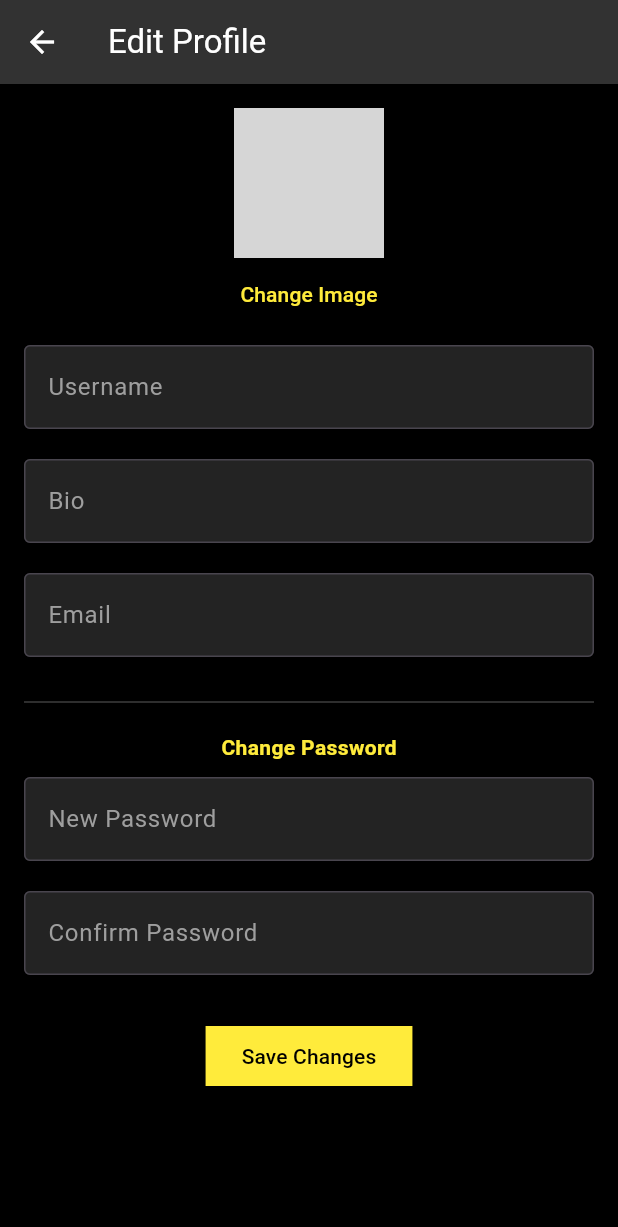
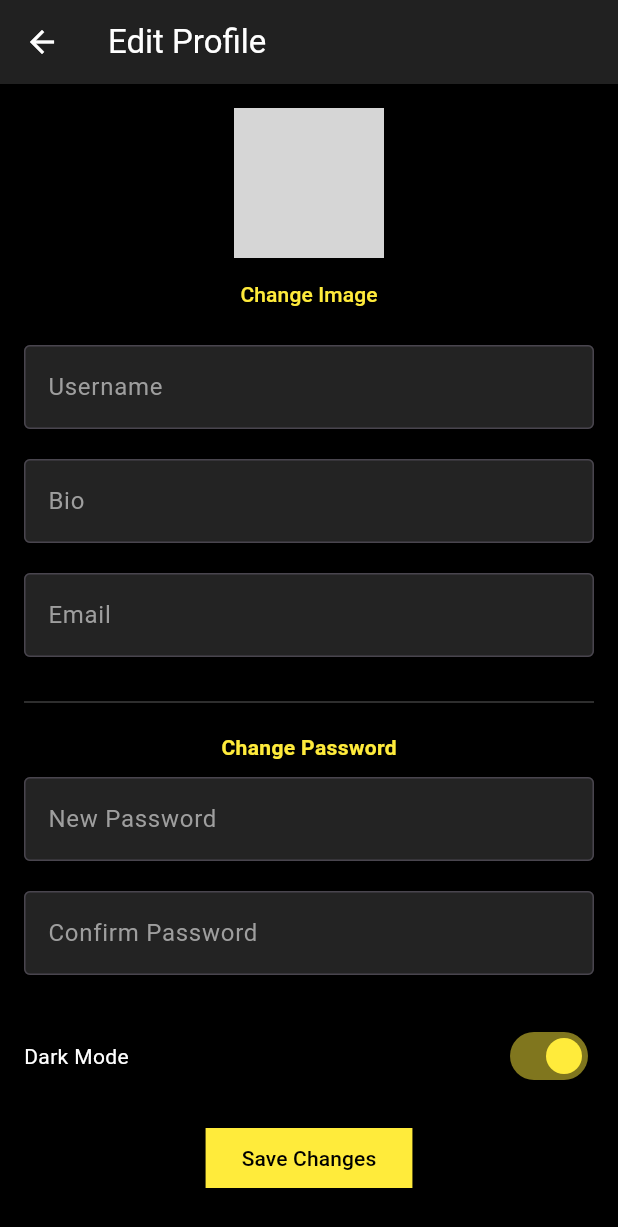
Before and after one commit to alperendemirezen/CineNote, a Flutter app: the ProfilePage screen opened directly, after a tap on the "edit" icon, on a phone screen of 412 x 824 dp. Shown: the top 1227 px of the screen. Run offline on Flutter 3.47's test engine with Material 3 defaults, Android fonts, the phone set to English and light mode, and no system bars; our stand-ins replace cloud_firestore, firebase_auth, firebase_core; accounts and stored records are empty; network calls fail; grey boxes are pictures that could not be loaded.

Commit message:
Dark/Light Theme

```diff
--- a/lib/profile_page.dart
+++ b/lib/profile_page.dart
@@ -2,6 +2,7 @@ import 'package:cloud_firestore/cloud_firestore.dart';
 import 'package:firebase_auth/firebase_auth.dart';
 import 'package:flutter/material.dart';
 import 'details_page.dart';
+import 'theme.dart';
 
 class ProfilePage extends StatefulWidget {
   const ProfilePage({super.key});
@@ -86,7 +87,7 @@ class _ProfilePageState extends State<ProfilePage> {
             margin: const EdgeInsets.symmetric(vertical: 8),
             padding: const EdgeInsets.all(12),
             decoration: BoxDecoration(
-              color: Colors.grey[850],
+              color: isDarkMode ? Colors.grey[850] : Color.fromARGB(50, 255, 235, 59),
               borderRadius: BorderRadius.circular(10),
             ),
             child: Column(
@@ -94,17 +95,17 @@ class _ProfilePageState extends State<ProfilePage> {
               children: [
                 Text(
                   rating['movieTitle'] ?? 'Untitled',
-                  style: const TextStyle(color: Colors.yellow, fontWeight: FontWeight.bold),
+                  style: TextStyle(color: isDarkMode ? Colors.yellow : Colors.black, fontWeight: FontWeight.bold),
                 ),
                 if ((rating['comment'] ?? '').isNotEmpty)
                   Padding(
                     padding: const EdgeInsets.only(top: 4),
-                    child: Text(rating['comment'], style: TextStyle(color: Colors.white)),
+                    child: Text(rating['comment'], style: TextStyle(color: isDarkMode ? Colors.white : Colors.black)),
                   ),
                 if ((rating['note'] ?? '').isNotEmpty)
                   Padding(
                     padding: const EdgeInsets.only(top: 4),
-                    child: Text("Note: ${rating['note']}", style: TextStyle(color: Colors.white70)),
+                    child: Text("Note: ${rating['note']}", style: TextStyle(color: isDarkMode ? Colors.white70: Colors.grey[850])),
                   ),
                 Row(
                   children: List.generate(5, (index) {
@@ -185,7 +186,7 @@ class _ProfilePageState extends State<ProfilePage> {
                   const SizedBox(height: 6),
                   Text(
                     item['title'] ?? 'Untitled',
-                    style: const TextStyle(color: Colors.white),
+                    style: TextStyle(color: isDarkMode ? Colors.white : Colors.black),
                     textAlign: TextAlign.center,
                     maxLines: 2,
                     overflow: TextOverflow.ellipsis,
@@ -206,11 +207,11 @@ class _ProfilePageState extends State<ProfilePage> {
         : const AssetImage("assets/default_avatar.png") as ImageProvider;
 
     return Scaffold(
-      backgroundColor: Colors.black,
+      backgroundColor: isDarkMode ? Colors.black : Colors.white,
       appBar: AppBar(
-        title: const Text("Profile", style: TextStyle(color: Colors.white)),
-        backgroundColor: Colors.grey[850],
-        iconTheme: const IconThemeData(color: Colors.white),
+        title: Text("Profile", style: TextStyle(color: isDarkMode ? Colors.white : Colors.black)),
+        backgroundColor: isDarkMode ? Colors.grey[850] : Colors.yellow,
+        iconTheme: IconThemeData(color: isDarkMode ? Colors.white : Colors.black),
       ),
       body: Padding(
         padding: const EdgeInsets.all(16),
@@ -225,9 +226,9 @@ class _ProfilePageState extends State<ProfilePage> {
                     child: Column(
                       crossAxisAlignment: CrossAxisAlignment.start,
                       children: [
-                        Text(username, style: const TextStyle(fontSize: 20, color: Colors.white, fontWeight: FontWeight.bold)),
+                        Text(username, style: TextStyle(fontSize: 20, color: isDarkMode ? Colors.white : Colors.black, fontWeight: FontWeight.bold)),
                         Text("Joined: $joinedDate", style: const TextStyle(color: Colors.grey)),
-                        if (bio.isNotEmpty) Text(bio, style: const TextStyle(color: Colors.white70)),
+                        if (bio.isNotEmpty) Text(bio, style: TextStyle(color: isDarkMode ? Colors.white70 : Colors.black)),
                       ],
                     ),
                   ),
@@ -250,8 +251,8 @@ class _ProfilePageState extends State<ProfilePage> {
                 ],
               ),
               const SizedBox(height: 30),
-              const Divider(color: Colors.white24),
-              const Text("Your Ratings", style: TextStyle(color: Colors.yellow)),
+              Divider(color: isDarkMode ? Colors.white24 : Colors.grey),
+              Text("Your Ratings", style: TextStyle(color: isDarkMode ? Colors.yellow : Colors.black)),
               const SizedBox(height: 10),
               SizedBox(
                 height: 300,
@@ -261,8 +262,8 @@ class _ProfilePageState extends State<ProfilePage> {
               ),
               const SizedBox(height: 20),
 
-              const Divider(color: Colors.white24),
-              const Text("Your Favorites", style: TextStyle(color: Colors.yellow)),
+              Divider(color: isDarkMode ? Colors.white24 : Colors.grey),
+              Text("Your Favorites", style: TextStyle(color: isDarkMode ? Colors.yellow : Colors.black)),
               const SizedBox(height: 10),
               buildFavoritesList(),
               const SizedBox(height: 30),
@@ -353,8 +354,8 @@ class _EditProfilePageState extends State<EditProfilePage> {
     showDialog(
       context: context,
       builder: (context) => AlertDialog(
-        backgroundColor: const Color.fromARGB(255, 30, 30, 30),
-        title: const Text("Select Avatar", style: TextStyle(color: Colors.white)),
+        backgroundColor: isDarkMode ? const Color.fromARGB(255, 30, 30, 30) : Colors.white,
+        title: Text("Select Avatar", style: TextStyle(color: isDarkMode ? Colors.white : Colors.black)),
         content: SingleChildScrollView(
           child: Column(
             children: avatarUrls.map((url) => GestureDetector(
@@ -399,11 +400,11 @@ class _EditProfilePageState extends State<EditProfilePage> {
         : const AssetImage("assets/default_avatar.png") as ImageProvider;
 
     return Scaffold(
-      backgroundColor: Colors.black,
+      backgroundColor: isDarkMode ? Colors.black : Colors.white,
       appBar: AppBar(
-        title: const Text("Edit Profile", style: TextStyle(color: Colors.white)),
-        backgroundColor: const Color.fromARGB(255, 50, 50, 50),
-        iconTheme: const IconThemeData(color: Colors.white),
+        title: Text("Edit Profile", style: TextStyle(color: isDarkMode ? Colors.white: Colors.black)),
+        backgroundColor: isDarkMode ? Colors.grey[900] : Colors.yellow,
+        iconTheme: IconThemeData(color: isDarkMode ? Colors.white : Colors.black),
       ),
       body: SingleChildScrollView(
         padding: const EdgeInsets.all(16),
@@ -415,17 +416,36 @@ class _EditProfilePageState extends State<EditProfilePage> {
             ),
             TextButton(
               onPressed: _showAvatarSelectionDialog,
-              child: const Text("Change Image", style: TextStyle(color: Colors.yellow)),
+              child: Text("Change Image", style: TextStyle(color: isDarkMode? Colors.yellow: Colors.black)),
             ),
             ...[
               _buildInput("Username", _usernameController),
               _buildInput("Bio", _bioController),
               _buildInput("Email", _emailController),
               const Divider(color: Colors.white24, height: 40),
-              const Text("Change Password", style: TextStyle(color: Colors.yellow, fontWeight: FontWeight.bold)),
+              Text("Change Password", style: TextStyle(color: isDarkMode? Colors.yellow : Colors.black, fontWeight: FontWeight.bold)),
               _buildInput("New Password", _newPasswordController, obscure: true),
               _buildInput("Confirm Password", _confirmPasswordController, obscure: true),
             ],
+            const SizedBox(height: 20),
+            Row(
+              mainAxisAlignment: MainAxisAlignment.spaceBetween,
+              children: [
+                Text(
+                  "Dark Mode",
+                  style: TextStyle(color: isDarkMode ? Colors.white : Colors.black),
+                ),
+                Switch(
+                  value: isDarkMode,
+                  activeColor: Colors.yellow,
+                  onChanged: (bool value) {
+                    setState(() {
+                      isDarkMode = value;
+                    });
+                  },
+                ),
+              ],
+            ),
             const SizedBox(height: 20),
             ElevatedButton(
               onPressed: _saveChanges,
@@ -448,12 +468,12 @@ class _EditProfilePageState extends State<EditProfilePage> {
       child: TextField(
         controller: controller,
         obscureText: obscure,
-        style: const TextStyle(color: Colors.white),
+        style: TextStyle(color: isDarkMode ? Colors.white : Colors.black),
         decoration: InputDecoration(
           labelText: label,
-          labelStyle: const TextStyle(color: Colors.grey),
+          labelStyle: TextStyle(color: isDarkMode ? Colors.grey : Colors.black),
           filled: true,
-          fillColor: const Color.fromARGB(255, 35, 35, 35),
+          fillColor: isDarkMode ? const Color.fromARGB(255, 35, 35, 35) : Color.fromARGB(50, 255, 235, 59),
           border: const OutlineInputBorder(),
         ),
       ),
--- /dev/null
+++ b/lib/theme.dart
@@ -0,0 +1,2 @@
+library theme;
+bool isDarkMode = true;
```
Also changed, not shown: lib/details_page.dart (+19 -19 lines), lib/main.dart (+11 -10 lines).
